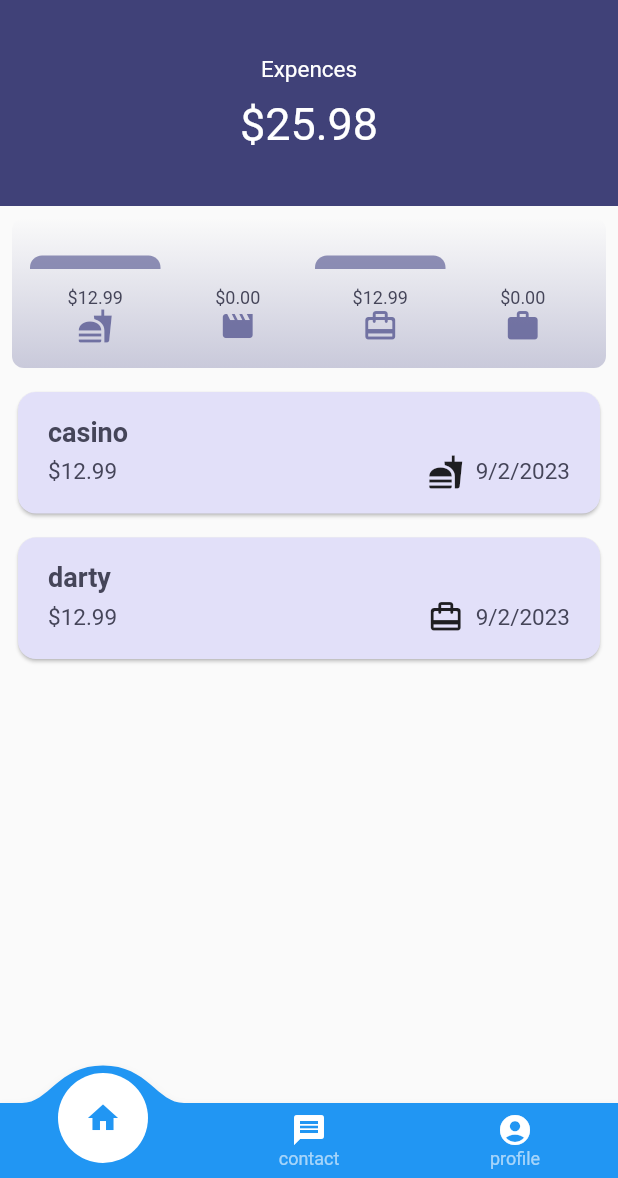
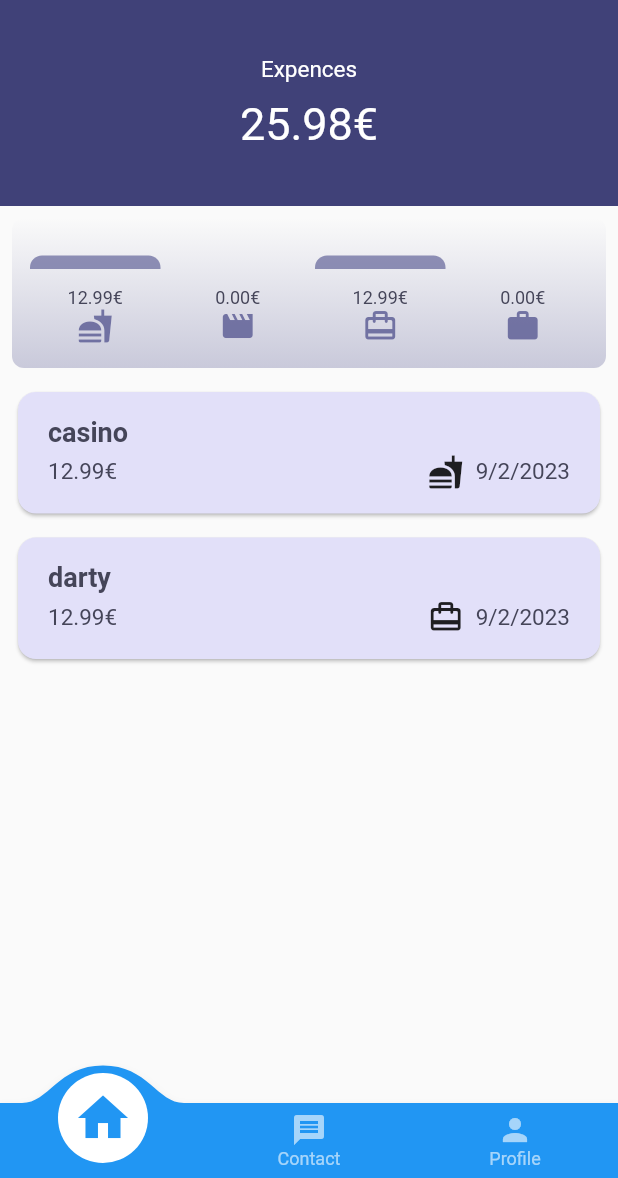
Before and after one commit to Bilal-klf/Budget, a Flutter app: the screen it shows after launch, on a phone screen of 412 x 824 dp, the part 58-1236 px from its top. Run offline on Flutter 3.47's test engine with Material 2 defaults, Android fonts, the phone set to English and light mode, and no system bars; drawn by our look-alikes of convex_bottom_bar; our stand-ins replace google_fonts.

Commit message:
added contact page

```diff
--- a/lib/expance_item.dart
+++ b/lib/expance_item.dart
@@ -17,7 +17,7 @@ class ExpanceItem extends StatelessWidget {
             const SizedBox(height: 4),
             Row(
               children: [
-                Text('\$${expance.amount.toStringAsFixed(2)}'),
+                Text('${expance.amount.toStringAsFixed(2)+"\€"}'),
                 const Spacer(),
                 Row(children: [
                   Icon(categoryIcons[expance.category]),
--- a/lib/expances.dart
+++ b/lib/expances.dart
@@ -128,27 +128,6 @@ class _ExpancesState extends State<Expances> {
     }
 
     return Scaffold(
-      bottomNavigationBar: ConvexAppBar(height: 50,onTap: (index) => print(index) ,items: const [
-        TabItem(
-          icon: Icon(
-            Icons.home,
-            color: Colors.white,
-          ),
-          title: "home",
-          activeIcon: Icon(
-            Icons.home_sharp,
-            color: Colors.blue,
-          ),
-        ),
-        TabItem(
-            icon: Icon(Icons.message, color: Colors.white),
-            title: "contact",
-            activeIcon: Icon(Icons.message, color: Colors.blue)),
-        TabItem(
-            icon: Icon(Icons.account_circle, color: Colors.white),
-            title: "profile",
-            activeIcon: Icon(Icons.account_circle_rounded, color: Colors.blue))
-      ]),
       appBar: AppBar(
         title: const Text("Mes dépences"),
         actions: [
@@ -193,7 +172,8 @@ class _ExpancesState extends State<Expances> {
                 child: mainContent,
               ),
             ])
-          : Row(children: [
+          : Row(
+              children: [
                 Expanded(
                     child: TotalExpances(
                   totalExpances: _registeredExpances,
@@ -202,34 +182,8 @@ class _ExpancesState extends State<Expances> {
                 Expanded(
                   child: mainContent,
                 ),
-            ]),
-      /*bottomNavigationBar: BottomNavigationBar(
-        backgroundColor: Colors.transparent,
-        elevation: 0,
-        selectedItemColor: Colors.cyan,
-        selectedLabelStyle: new TextStyle(color : Colors.cyan),
-        unselectedLabelStyle: TextStyle(color: Colors.white),
-        unselectedItemColor: Colors.white,
-        items: [
-          BottomNavigationBarItem(
-            icon: Icon(Icons.dashboard_outlined, color: Colors.blue,),
-            label: 'Home',
-            activeIcon: new Icon(Icons.dashboard_outlined, color: Colors.cyan,),
-
+              ],
             ),
-          BottomNavigationBarItem(
-            icon: new Icon(Icons.help_outline_outlined, color: Colors.blue,),
-            activeIcon: new Icon(Icons.help_outline_outlined, color: Colors.cyan,),
-            label: "help_icon_label",
-          ),
-          BottomNavigationBarItem(
-              icon: Icon(Icons.message, color: Colors.blue,),
-              activeIcon: new Icon(Icons.message, color: Colors.cyan,),
-              label: "messages_icon_label"
-          )
-        ],
-      ),*/
-
     );
   }
 }
--- a/lib/main.dart
+++ b/lib/main.dart
@@ -1,4 +1,5 @@
 import 'package:MyBudget/expances.dart';
+import 'package:MyBudget/my_home_page.dart';
 import 'package:flutter/material.dart';
 import 'package:google_fonts/google_fonts.dart';
 import 'package:flutter/services.dart';
@@ -50,7 +51,7 @@ void main() {
             ),
       ),
       themeMode: ThemeMode.light,
-      home: const Expances(),
+      home: MyHomePage(),
     ),
   );
 }
--- /dev/null
+++ b/lib/my_home_page.dart
@@ -0,0 +1,39 @@
+import "package:MyBudget/contact.dart";
+import "package:MyBudget/expances.dart";
+import "package:MyBudget/profile.dart";
+import "package:convex_bottom_bar/convex_bottom_bar.dart";
+import "package:flutter/material.dart";
+int selectedPage = 0;
+class MyHomePage extends StatefulWidget {
+  const MyHomePage({super.key});
+
+  @override
+  State<MyHomePage> createState() {
+    return _MyHomePageState();
+  }
+}
+
+class _MyHomePageState extends State<MyHomePage> {
+  final _pageNo = [const Expances(), Contact(), const Profile()];
+
+  @override
+  Widget build(BuildContext context) {
+    return Scaffold(
+      body: _pageNo[selectedPage],
+      bottomNavigationBar: ConvexAppBar(
+        items: const [
+          TabItem(icon: Icons.home, title: 'Home'),
+          TabItem(icon: Icons.message, title: 'Contact'),
+          TabItem(icon: Icons.person, title: 'Profile'),
+        ],
+        initialActiveIndex: selectedPage,
+        onTap: (int index) {
+          setState(() {
+            selectedPage = index;
+          });
+        },
+      ),
+
+    );
+  }
+}
--- a/lib/new_expance.dart
+++ b/lib/new_expance.dart
@@ -103,7 +103,7 @@ class _NewExpenceState extends State<NewExpence> {
                             keyboardType: TextInputType.number,
                             controller: _amountController,
                             decoration: const InputDecoration(
-                                prefix: Text("\$"), label: Text("Amount")),
+                                prefix: Text("\€"), label: Text("Amount")),
                           ),
                         ),
                       ],
@@ -152,7 +152,7 @@ class _NewExpenceState extends State<NewExpence> {
                           keyboardType: TextInputType.number,
                           controller: _amountController,
                           decoration: const InputDecoration(
-                              prefix: Text("\$"), label: Text("Amount")),
+                              prefix: Text("\€"), label: Text("Amount")),
                         ),
                       ),
                       const SizedBox(width: 10),
--- a/lib/widgets/chart.dart
+++ b/lib/widgets/chart.dart
@@ -84,7 +84,7 @@ class Chart extends StatelessWidget {
                       child: Column(
                         children: [
                           Text(
-                            '\$${bucket.totalExpances.toStringAsFixed(2)}',
+                            '${bucket.totalExpances.toStringAsFixed(2)+"\€"}',
                             style: const TextStyle(fontSize: 12),
                           ),
                           Icon(
--- a/lib/widgets/total_expances.dart
+++ b/lib/widgets/total_expances.dart
@@ -19,7 +19,7 @@ class TotalExpances extends StatelessWidget {
   @override
   Widget build(BuildContext context) {
     double totalExpances = _total();
-    return Row(children: [Text('\$${totalExpances.toStringAsFixed(2)}',style: const TextStyle(color: Colors.white,fontSize: 30),)],);
+    return Row(children: [Text(totalExpances.toStringAsFixed(2)+"\€",style: const TextStyle(color: Colors.white,fontSize: 30),)],);
   }
 
 }
```
Also changed, not shown: lib/contact.dart (+94 -3 lines), lib/profile.dart (added, +27 -0 lines). Lines whose indentation alone changed are shown as unchanged.
